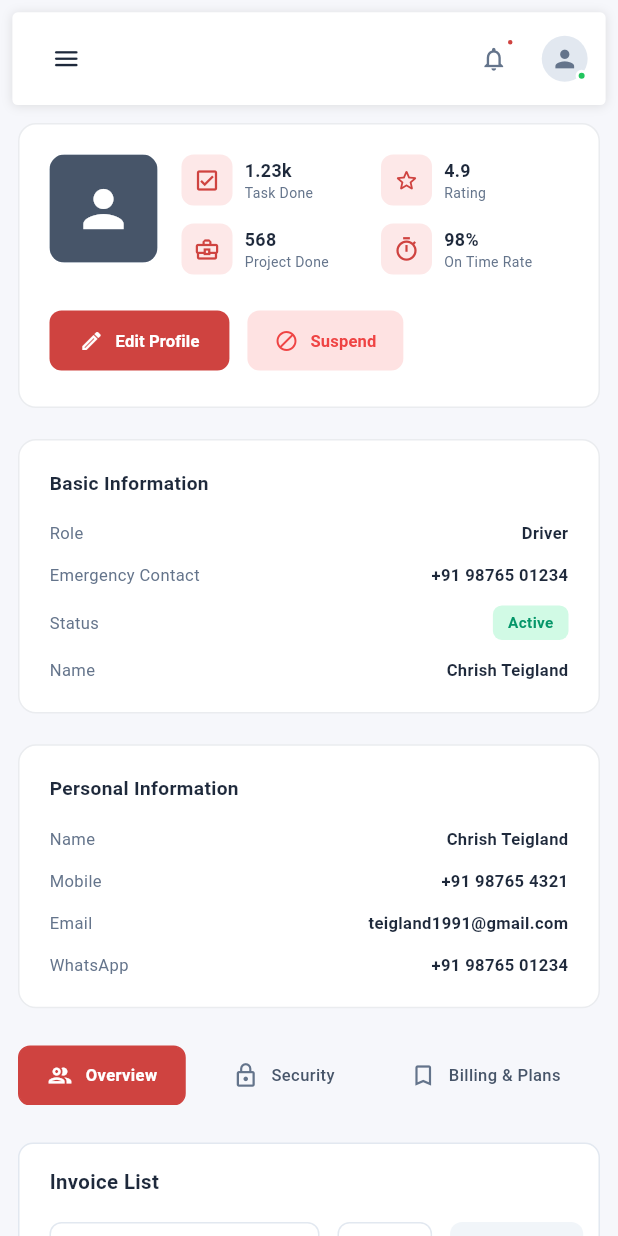
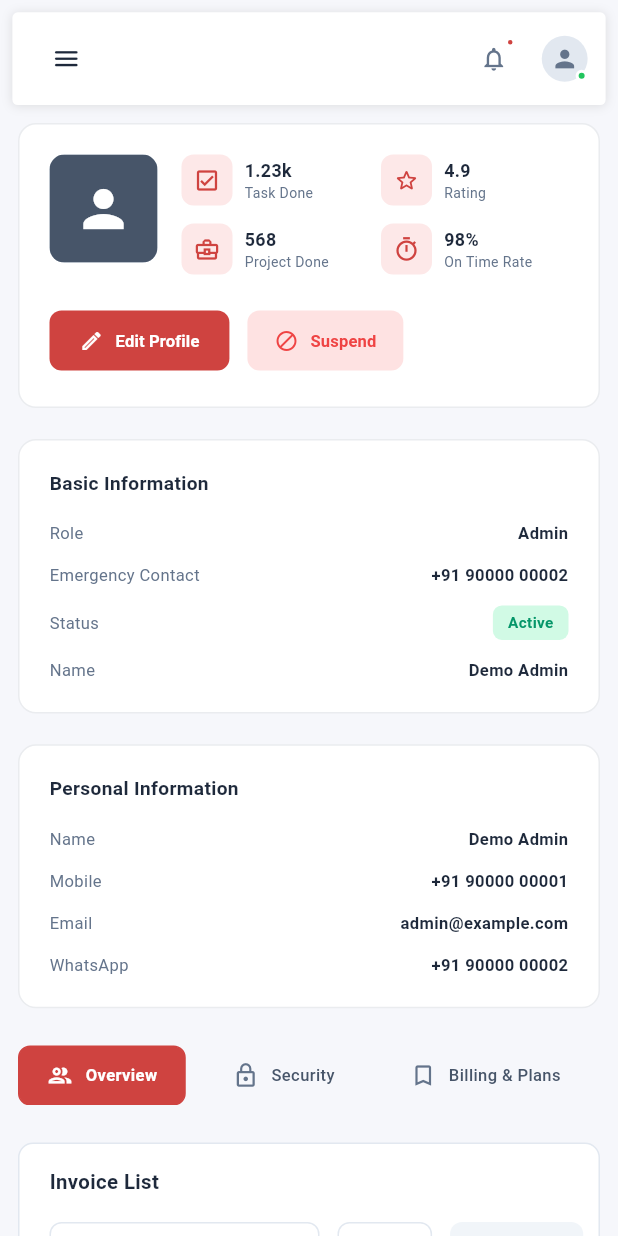
Before and after one commit to tufanmajumder/bulkify-ui, a Flutter app: the UsersScreen screen opened by its route, scrolled down 576 dp, after a tap on the "person" icon, on a phone screen of 412 x 824 dp. Run offline on Flutter 3.47's test engine with Material 3 defaults, Android fonts, the phone set to English and light mode, and no system bars; our stand-ins replace device_info_plus, dio, flutter_screenutil, flutter_svg, get, image_picker and 4 more; accounts and stored records are empty; network calls fail; project files that could hold a hidden picture were left out.

Commit message:
fix(security): resolve security & compliance risks across WebAdmin
- Remove third-party public CORS proxies from auth and order services
- Remove plain text console logging of auth tokens, OTPs, customer PII, and device payloads
- Fix HTTP status validation to properly reject 401/403 errors
- Add client-side OTP verification rate limiting/throttling
- Anonymize demo user PII and remove third-party tracking avatar URLs
- Configure Content Security Policy in index.html compatible with Flutter Web and CanvasKit
- Update PWA manifest branding, titles, and theme colors
- Support environment-based API base URL injection
- Fix top-level inference lint in widget_manager.dart

```diff
--- a/WebAdmin/lib/controllers/user_controller.dart
+++ b/WebAdmin/lib/controllers/user_controller.dart
@@ -11,8 +11,7 @@ class UserController extends GetxController {
   final RxString selectedStatus = 'All'.obs;
 
   // Pagination states
-  final RxInt currentPage =
-      3.obs; // Page 3 selected as shown in reference image
+  final RxInt currentPage = 3.obs;
   final RxInt rowsPerPage = 10.obs;
 
   @override
@@ -22,96 +21,99 @@ class UserController extends GetxController {
   }
 
   void _loadInitialUsers() {
+    // Demo data uses clearly fictional identifiers (example.com, 90000XXXXX)
+    // to comply with data minimisation principles.
+    // Replace with a real API call when the Users API endpoint is available.
     final List<UserModel> initialData = [
       UserModel(
         id: '1',
-        name: 'Jordan Stevenson',
-        email: 'jordan@gmail.com',
+        name: 'Demo User 01',
+        email: 'user01@example.com',
         role: 'Driver',
         lastLogin: '20-08-2026 12:00 PM',
         status: 'Active',
-        mobNo: '7980123456',
+        mobNo: '9000000001',
       ),
       UserModel(
         id: '2',
-        name: 'Emily Carter',
-        email: 'emily.carter@yahoo.com',
+        name: 'Demo User 02',
+        email: 'user02@example.com',
         role: 'Pilot',
         lastLogin: '22-08-2026 03:00 PM',
         status: 'Active',
-        mobNo: '7980234567',
+        mobNo: '9000000002',
       ),
       UserModel(
         id: '3',
-        name: 'Emily Carter',
-        email: 'emily.carter@email.com',
+        name: 'Demo User 03',
+        email: 'user03@example.com',
         role: 'Scheduler',
         lastLogin: '15-09-2026 3:00 PM',
         status: 'Inactive',
-        mobNo: '9123456789',
+        mobNo: '9000000003',
       ),
       UserModel(
         id: '4',
-        name: 'Michael Johnson',
-        email: 'michael.j@gmail.com',
+        name: 'Demo User 04',
+        email: 'user04@example.com',
         role: 'Manager',
         lastLogin: '01-10-2026 9:00 AM',
         status: 'Active',
-        mobNo: '8456789012',
+        mobNo: '9000000004',
       ),
       UserModel(
         id: '5',
-        name: 'Samantha Lee',
-        email: 'samantha_lee@hotmail.com',
+        name: 'Demo User 05',
+        email: 'user05@example.com',
         role: 'Designer',
         lastLogin: '25-10-2026 1:30 PM',
         status: 'Active',
-        mobNo: '6543217890',
+        mobNo: '9000000005',
       ),
       UserModel(
         id: '6',
-        name: 'David Smith',
-        email: 'david.smith@yahoo.com',
+        name: 'Demo User 06',
+        email: 'user06@example.com',
         role: 'Developer',
         lastLogin: '05-11-2026 4:15 PM',
         status: 'Inactive',
-        mobNo: '7890123456',
+        mobNo: '9000000006',
       ),
       UserModel(
         id: '7',
-        name: 'Nina Patel',
-        email: 'nina.patel@outlook.com',
+        name: 'Demo User 07',
+        email: 'user07@example.com',
         role: 'Analyst',
         lastLogin: '10-12-2026 10:00 AM',
         status: 'Active',
-        mobNo: '2345678901',
+        mobNo: '9000000007',
       ),
       UserModel(
         id: '8',
-        name: 'Liam Brown',
-        email: 'liam.brown@live.com',
+        name: 'Demo User 08',
+        email: 'user08@example.com',
         role: 'Representative',
         lastLogin: '20-01-2027 2:45 PM',
         status: 'Active',
-        mobNo: '3456789012',
+        mobNo: '9000000008',
       ),
       UserModel(
         id: '9',
-        name: 'Sophia Davis',
-        email: 'sophia.davis@school.edu',
+        name: 'Demo User 09',
+        email: 'user09@example.com',
         role: 'Researcher',
         lastLogin: '30-01-2027 11:00 AM',
         status: 'Inactive',
-        mobNo: '4567890123',
+        mobNo: '9000000009',
       ),
       UserModel(
         id: '10',
-        name: 'Oliver Taylor',
-        email: 'oliver.taylor@gmail.com',
+        name: 'Demo User 10',
+        email: 'user10@example.com',
         role: 'Admin',
         lastLogin: '15-02-2027 10:30 AM',
         status: 'Active',
-        mobNo: '5678901234',
+        mobNo: '9000000010',
       ),
     ];
 
--- a/WebAdmin/lib/controllers/user_profile_controller.dart
+++ b/WebAdmin/lib/controllers/user_profile_controller.dart
@@ -3,15 +3,17 @@ import 'package:get/get.dart';
 
 class UserProfileController extends GetxController {
   // User Profile Basic & Personal Info (Reactive)
-  final RxString name = 'Chrish Teigland'.obs;
-  final RxString email = 'teigland1991@gmail.com'.obs;
-  final RxString role = 'Driver'.obs;
+  // Demo values — replace with authenticated user data from API.
+  final RxString name = 'Demo Admin'.obs;
+  final RxString email = 'admin@example.com'.obs;
+  final RxString role = 'Admin'.obs;
   final RxString status = 'Active'.obs;
-  final RxString mobile = '+91 98765 4321'.obs;
-  final RxString emergencyContact = '+91 98765 01234'.obs;
-  final RxString whatsapp = '+91 98765 01234'.obs;
-  final RxString avatarUrl =
-      'https://images.unsplash.com/photo-1534528741775-53994a69daeb?w=150'.obs;
+  final RxString mobile = '+91 90000 00001'.obs;
+  final RxString emergencyContact = '+91 90000 00002'.obs;
+  final RxString whatsapp = '+91 90000 00002'.obs;
+  // Avatar: empty string renders an initials-based fallback in the UI.
+  // Do NOT use external CDN URLs — they leak requests to third parties.
+  final RxString avatarUrl = ''.obs;
   final RxString tasksDone = '1.23k'.obs;
   final RxString projectsDone = '568'.obs;
 
@@ -222,7 +224,13 @@ class UserProfileController extends GetxController {
               const SizedBox(height: 8),
               Text('Issued Date: ${inv['date']}'),
               const SizedBox(height: 8),
-              const Text('Status: Paid', style: TextStyle(color: Colors.green, fontWeight: FontWeight.bold)),
+              const Text(
+                'Status: Paid',
+                style: TextStyle(
+                  color: Colors.green,
+                  fontWeight: FontWeight.bold,
+                ),
+              ),
             ],
           ),
         ),
@@ -301,6 +309,17 @@ class UserProfileController extends GetxController {
       return;
     }
 
+    if (newPass.length < 8) {
+      Get.snackbar(
+        'Error',
+        'New password must be at least 8 characters.',
+        snackPosition: SnackPosition.BOTTOM,
+        backgroundColor: Colors.red,
+        colorText: Colors.white,
+      );
+      return;
+    }
+
     if (newPass != confirmPass) {
       Get.snackbar(
         'Error',
@@ -329,7 +348,9 @@ class UserProfileController extends GetxController {
     twoFactorEnabled.value = value;
     Get.snackbar(
       '2FA Update',
-      value ? 'Two-Factor Authentication Enabled' : 'Two-Factor Authentication Disabled',
+      value
+          ? 'Two-Factor Authentication Enabled'
+          : 'Two-Factor Authentication Disabled',
       snackPosition: SnackPosition.BOTTOM,
     );
   }
--- a/WebAdmin/lib/utils/widget_manager.dart
+++ b/WebAdmin/lib/utils/widget_manager.dart
@@ -8,7 +8,7 @@ class WidgetManager {
   /// Formats snackbar text to sentence case where only the first letter is capitalized,
   /// preserving acronyms like OTP.
   ///
-  convertData(String phone, String deviceId, String model, String brand) {
+  String convertData(String phone, String deviceId, String model, String brand) {
     // 1. Define your source Map
     final Map<String, dynamic> deviceData = {
       "devicetype": phone,
@@ -27,9 +27,7 @@ class WidgetManager {
     // 4. Encode the bytes to Base64
     final String base64Result = base64.encode(jsonBytes);
 
-    print(base64Result);
     return base64Result;
-    // Output: ewogICJkZXZpY2V0eXBlIjogIlBob25lIiwKICAiZGV2aWNlaWQiOiAiQlA0QS4yNTEyMDUuMDA2IiwKICAibW9kZWwiOiAiU00tTTA3NUYiLAogICJicmFuZCI6ICJzYW1zdW5nIgp9
   }
 
   static String formatSnackbarText(String input) {
```
Also changed, not shown: WebAdmin/lib/controllers/login_controller.dart (+4 -15 lines), WebAdmin/lib/controllers/order_controller.dart (+8 -15 lines), WebAdmin/lib/service/auth_service.dart (+85 -68 lines), WebAdmin/lib/service/order_service.dart (+72 -92 lines), WebAdmin/lib/utils/api_manager.dart (+9 -2 lines), 2 other files.
